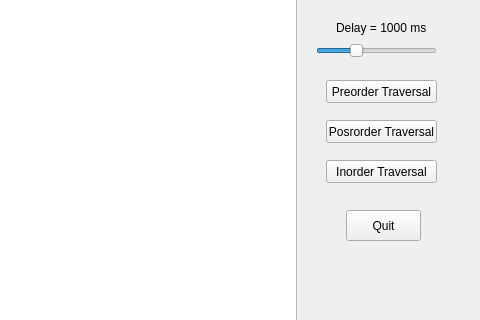
Qt form Visualizer/treewidget.ui (sauzzon/Visualization) before a commit; both pictures show x 894 to 1374 and y 270 to 590 of the 1374 by 720 pixel window.
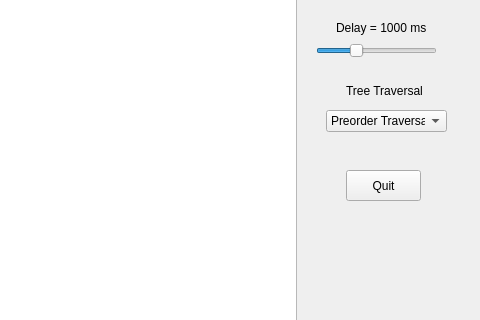
The same form after that commit.

Commit message: traversal buttons changed to combobox

Diff of the .ui file:
```diff
--- a/Visualizer/treewidget.ui
+++ b/Visualizer/treewidget.ui
@@ -33,7 +33,7 @@
    <property name="geometry">
     <rect>
      <x>1240</x>
-     <y>480</y>
+     <y>440</y>
      <width>75</width>
      <height>31</height>
     </rect>
@@ -173,43 +173,42 @@
     <set>Qt::AlignRight|Qt::AlignTrailing|Qt::AlignVCenter</set>
    </property>
   </widget>
-  <widget class="QPushButton" name="preorderButton">
+  <widget class="QComboBox" name="comboBox">
    <property name="geometry">
     <rect>
      <x>1220</x>
+     <y>380</y>
+     <width>121</width>
+     <height>22</height>
+    </rect>
+   </property>
+   <item>
+    <property name="text">
+     <string>Preorder Traversal</string>
+    </property>
+   </item>
+   <item>
+    <property name="text">
+     <string>Inorder Traversal</string>
+    </property>
+   </item>
+   <item>
+    <property name="text">
+     <string>Postorder Traversal</string>
+    </property>
+   </item>
+  </widget>
+  <widget class="QLabel" name="label">
+   <property name="geometry">
+    <rect>
+     <x>1240</x>
      <y>350</y>
-     <width>111</width>
-     <height>23</height>
+     <width>101</width>
+     <height>21</height>
     </rect>
    </property>
    <property name="text">
-    <string>Preorder Traversal</string>
-   </property>
-  </widget>
-  <widget class="QPushButton" name="postorderButton">
-   <property name="geometry">
-    <rect>
-     <x>1220</x>
-     <y>390</y>
-     <width>111</width>
-     <height>23</height>
-    </rect>
-   </property>
-   <property name="text">
-    <string>Posrorder Traversal</string>
-   </property>
-  </widget>
-  <widget class="QPushButton" name="inorderButton">
-   <property name="geometry">
-    <rect>
-     <x>1220</x>
-     <y>430</y>
-     <width>111</width>
-     <height>23</height>
-    </rect>
-   </property>
-   <property name="text">
-    <string>Inorder Traversal</string>
+    <string>Tree Traversal</string>
    </property>
   </widget>
  </widget>
```
The commit also changes 10 other files.
